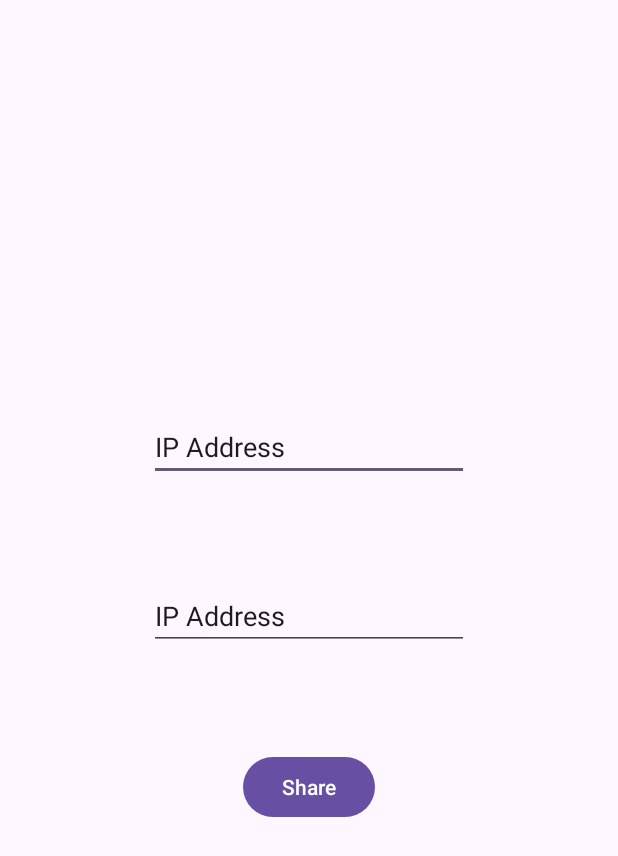
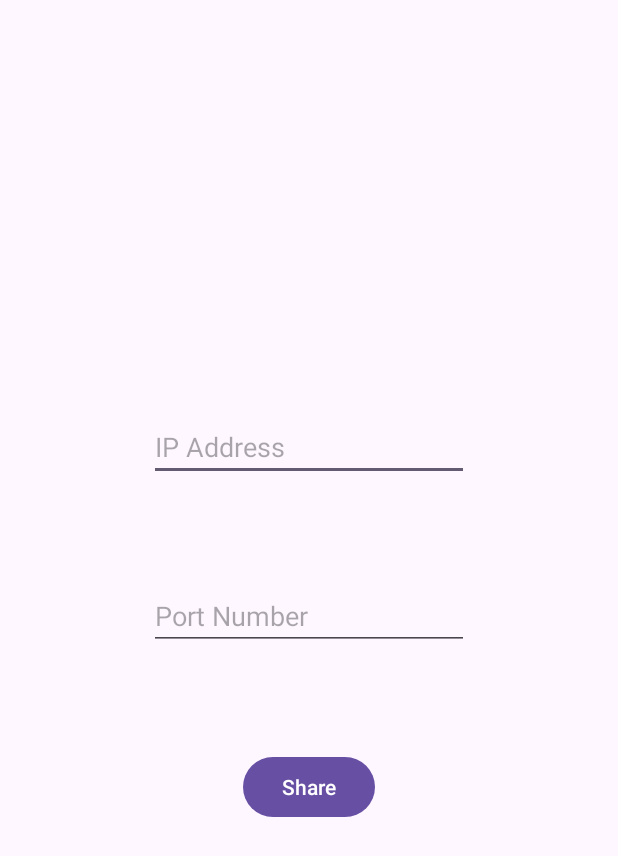
Before and after one commit to SYGalvinChan/ScreenSharing, an Android app: the screen it shows after launch (MainActivity), after a tap on "Share", on a phone screen of 412 x 824 dp. Shown: the top 856 px of the screen. Run offline under Robolectric (Android 15) with nearby library versions, the phone set to English and light mode, and no system bars; 1 statement that could not run was skipped.

```diff
--- a/app/src/main/AndroidManifest.xml
+++ b/app/src/main/AndroidManifest.xml
@@ -1,7 +1,7 @@
 <?xml version="1.0" encoding="utf-8"?>
 <manifest xmlns:android="http://schemas.android.com/apk/res/android"
     xmlns:tools="http://schemas.android.com/tools">
-
+    <uses-permission android:name="android.permission.INTERNET"/>
     <application
         android:allowBackup="true"
         android:dataExtractionRules="@xml/data_extraction_rules"
--- a/app/src/main/java/com/example/screensharing/MainActivity.java
+++ b/app/src/main/java/com/example/screensharing/MainActivity.java
@@ -7,20 +7,68 @@ import android.view.View;
 import android.widget.Button;
 import android.widget.EditText;
 
+import java.io.IOException;
+import java.io.PrintWriter;
+import java.net.Socket;
+
 public class MainActivity extends AppCompatActivity {
+    // Views
+    private EditText ipAddressInput;
+    private EditText portNumberInput;
+    private Button button;
 
     @Override
     protected void onCreate(Bundle savedInstanceState) {
         super.onCreate(savedInstanceState);
         setContentView(R.layout.activity_main);
-        Button button = (Button) findViewById(R.id.button);
-        EditText input_ip_address = (EditText) findViewById(R.id.editTextText);
-        EditText input_port_number = (EditText) findViewById(R.id.editTextNumber);
+
+        // Get views
+        ipAddressInput = (EditText) findViewById(R.id.editTextText);
+        portNumberInput = (EditText) findViewById(R.id.editTextNumber);
+        button = (Button) findViewById(R.id.button);
+
+        // Button press event listener
         button.setOnClickListener(new View.OnClickListener() {
             public void onClick(View v) {
-                input_port_number.setText(input_ip_address.getText());
+                // Get user inputs
+                String ipAddress = ipAddressInput.getText().toString();
+                int port = Integer.parseInt(portNumberInput.getText().toString());
+
+                // start the Thread to connect to server
+                new Thread(new ClientThread("message", ipAddress, port)).start();
             }
         });
     }
+    // the ClientThread class performs the networking operations
+    class ClientThread implements Runnable {
 
+        private final String message;
+        private final String ipAddress;
+        private final int port;
+
+        ClientThread(String message, String ipAddress, int port) {
+            this.message = message;
+            this.ipAddress = ipAddress;
+            this.port = port;
+        }
+
+        @Override
+        public void run() {
+            try {
+                Socket client = new Socket(ipAddress, port);  // connect to server
+                PrintWriter printwriter = new PrintWriter(client.getOutputStream(),true);
+                printwriter.write(message);  // write the message to output stream
+
+                printwriter.flush();
+                printwriter.close();
+
+                // closing the connection
+                client.close();
+
+            } catch (IOException e) {
+                e.printStackTrace();
+            }
+
+        }
+    }
 }
--- a/app/src/main/res/layout/activity_main.xml
+++ b/app/src/main/res/layout/activity_main.xml
@@ -12,8 +12,8 @@
         android:layout_height="wrap_content"
         android:layout_marginTop="275dp"
         android:ems="10"
+        android:hint="@string/ip_address"
         android:inputType="text"
-        android:text="@string/ip_address"
         app:layout_constraintEnd_toEndOf="parent"
         app:layout_constraintStart_toStartOf="parent"
         app:layout_constraintTop_toTopOf="parent" />
@@ -23,8 +23,8 @@
         android:layout_width="wrap_content"
         android:layout_height="wrap_content"
         android:ems="10"
+        android:hint="@string/port_number"
         android:inputType="number"
-        android:text="@string/port_number"
         app:layout_constraintBottom_toTopOf="@+id/button"
         app:layout_constraintEnd_toEndOf="parent"
         app:layout_constraintStart_toStartOf="parent"
```
